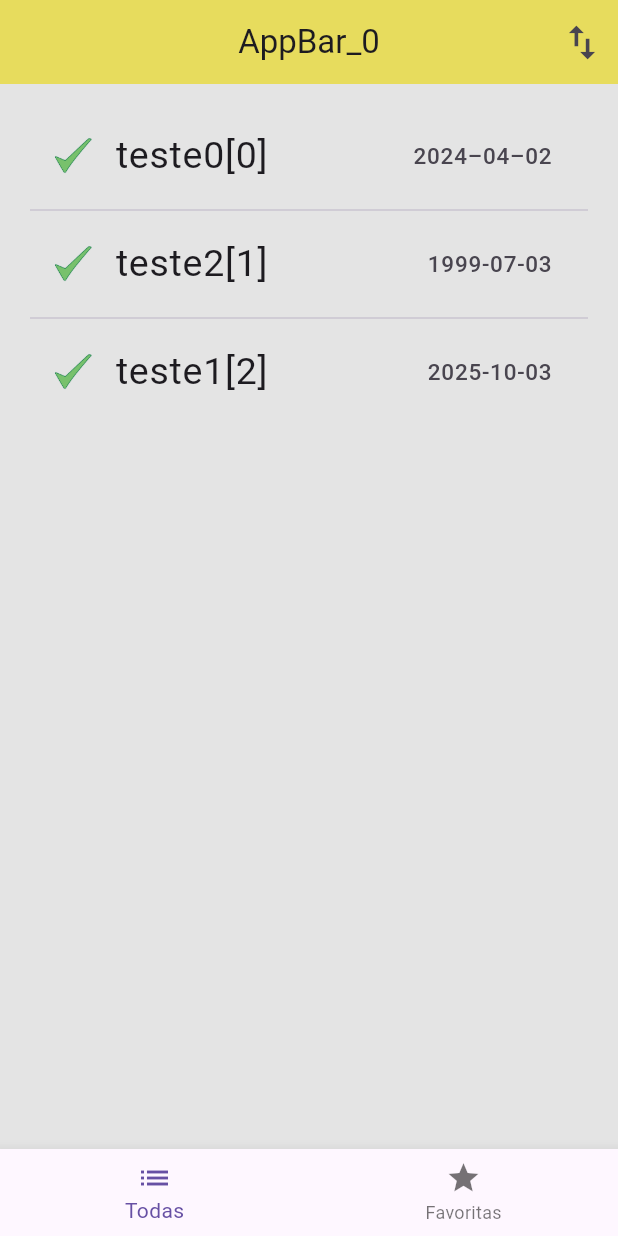
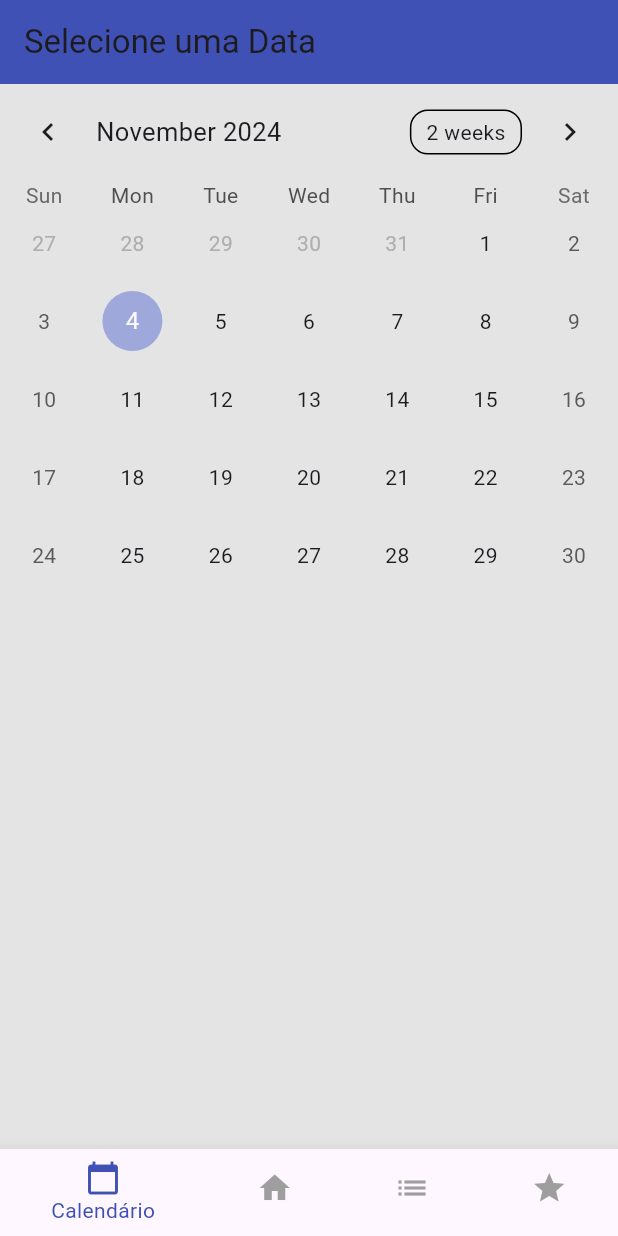
Before and after one commit to lucasmoraesb/projeto-dispositivos-moveis, a Flutter app: the screen it shows after launch, on a phone screen of 412 x 824 dp. Run offline on Flutter 3.47's test engine with Material 3 defaults, Android fonts, the phone set to English and light mode, and no system bars; drawn by our look-alikes of table_calendar.

Commit message:
criação da aba de calendário e suas funcionalidades, uso do initializeDateFormatting para formatar pt_BR, e filtro para mostrar tarefas do dia na home

```diff
--- a/lib/app.dart
+++ b/lib/app.dart
@@ -1,5 +1,5 @@
 import 'package:flutter/material.dart';
-import 'pages/home_page.dart';
+import 'controllers/control_page.dart';
 
 class App extends StatelessWidget {
   const App({super.key});
@@ -11,11 +11,11 @@ class App extends StatelessWidget {
       theme: ThemeData(
         // nao funciona
         appBarTheme: const AppBarTheme(color: Colors.indigo),
-        scaffoldBackgroundColor: Color.fromARGB(255, 228, 228, 228),
+        scaffoldBackgroundColor: const Color.fromARGB(255, 228, 228, 228),
         //primarySwatch: Colors.indigo, // nao funciona
       ), // nao funciona
 
-      home: const HomePage(),
+      home: const ControlPage(),
     );
   }
 }
--- /dev/null
+++ b/lib/controllers/control_page.dart
@@ -0,0 +1,61 @@
+import 'package:flutter/material.dart';
+import '../pages/calendario_page.dart';
+import '../pages/favoritas_page.dart';
+import '../pages/tarefas_page.dart';
+import '../pages/home_page.dart';
+
+class ControlPage extends StatefulWidget {
+  const ControlPage({super.key});
+
+  @override
+  State<ControlPage> createState() => _ControlPageState();
+}
+
+class _ControlPageState extends State<ControlPage> {
+  int paginaAtual = 0;
+  late PageController pc;
+
+  @override
+  void initState() {
+    super.initState();
+    pc = PageController(initialPage: paginaAtual);
+  }
+
+  void setPaginaAtual(int pagina) {
+    setState(() {
+      paginaAtual = pagina;
+    });
+  }
+
+  @override
+  Widget build(BuildContext context) {
+    return Scaffold(
+      body: PageView(
+        controller: pc,
+        onPageChanged: setPaginaAtual,
+        children: const [
+          CalendarScreen(), // Página de calendário
+          HomePage(),
+          TarefasPage(),
+          FavoritasPage(),
+        ],
+      ),
+      bottomNavigationBar: BottomNavigationBar(
+        currentIndex: paginaAtual,
+        selectedItemColor: Colors.indigo,
+        unselectedItemColor: Colors.grey,
+        items: const [
+          BottomNavigationBarItem(
+              icon: Icon(Icons.calendar_today), label: 'Calendário'),
+          BottomNavigationBarItem(icon: Icon(Icons.home), label: 'Home'),
+          BottomNavigationBarItem(icon: Icon(Icons.list), label: 'Todas'),
+          BottomNavigationBarItem(icon: Icon(Icons.star), label: 'Favoritas'),
+        ],
+        onTap: (pagina) {
+          pc.animateToPage(pagina,
+              duration: const Duration(milliseconds: 400), curve: Curves.ease);
+        },
+      ),
+    );
+  }
+}
--- a/lib/main.dart
+++ b/lib/main.dart
@@ -2,12 +2,16 @@ import 'package:flutter/material.dart';
 import 'package:provider/provider.dart';
 import '../repositories/tarefas_favoritas_repository.dart';
 import 'app.dart';
+import 'package:intl/date_symbol_data_local.dart';
 
 void main() {
+  // Inicializa a formatação da localidade para pt_BR
+  initializeDateFormatting('pt_BR', null).then((_) {
     runApp(
       ChangeNotifierProvider(
         create: (context) => TarefasFavoritasRepository(),
         child: const App(),
       ),
     );
+  });
 }
--- a/lib/models/tarefa.dart
+++ b/lib/models/tarefa.dart
@@ -1,7 +1,7 @@
 class Tarefa {
   String nome;
   String icone;
-  String data; // formato esperado "ano-mês-dia" ""1984–04–02"
+  DateTime data; // formato esperado "ano-mês-dia" ""1984–04–02"
   String descricao;
   String status =
       'Não iniciado'; // !!!!!!!! ALTERAR DEPOIS (DEIXAR DINAMICO)!!!!!!!!!!!!!!!
--- /dev/null
+++ b/lib/pages/calendario_page.dart
@@ -0,0 +1,89 @@
+import 'package:flutter/material.dart';
+import 'package:intl/intl.dart';
+import 'package:table_calendar/table_calendar.dart';
+import '../models/tarefa.dart';
+import '../repositories/tarefas_repository.dart';
+import '../widgets/tarefa_card.dart';
+
+class CalendarScreen extends StatefulWidget {
+  const CalendarScreen({super.key});
+
+  @override
+  _CalendarScreenState createState() => _CalendarScreenState();
+}
+
+class _CalendarScreenState extends State<CalendarScreen> {
+  DateTime? _selectedDate;
+  DateTime _focusedDay = DateTime.now(); // Mantenha o estado do mês focado
+
+  @override
+  Widget build(BuildContext context) {
+    return Scaffold(
+      appBar: AppBar(title: const Text("Selecione uma Data")),
+      body: Column(
+        children: [
+          TableCalendar(
+            firstDay: DateTime(2020),
+            lastDay: DateTime(2030),
+            focusedDay: _focusedDay, // Use a data focada
+            selectedDayPredicate: (day) => isSameDay(day, _selectedDate),
+            onDaySelected: (selectedDay, focusedDay) {
+              setState(() {
+                _selectedDate = selectedDay;
+                _focusedDay =
+                    selectedDay; // Atualize o mês focado para a data selecionada
+              });
+              // Navegar para a DisplayDateScreen ao selecionar uma data
+              Navigator.push(
+                context,
+                MaterialPageRoute(
+                  builder: (context) => DisplayDateScreen(
+                    selectedDate: selectedDay,
+                  ),
+                ),
+              );
+            },
+          ),
+        ],
+      ),
+    );
+  }
+}
+
+class DisplayDateScreen extends StatelessWidget {
+  final DateTime selectedDate;
+
+  const DisplayDateScreen({super.key, required this.selectedDate});
+
+  List<Tarefa> _getTarefasForSelectedDate() {
+    // Filtra as tarefas pela data selecionada
+    return TarefasRepository.tabela.where((tarefa) {
+      return tarefa.data.year == selectedDate.year &&
+          tarefa.data.month == selectedDate.month &&
+          tarefa.data.day == selectedDate.day;
+    }).toList();
+  }
+
+  @override
+  Widget build(BuildContext context) {
+    // Obtém as tarefas para a data selecionada
+    final tarefas = _getTarefasForSelectedDate();
+    final formattedDate =
+        DateFormat('EEEE, dd \'de\' MMMM', 'pt_BR').format(selectedDate);
+
+    return Scaffold(
+      appBar: AppBar(
+        title: Text(formattedDate),
+      ),
+      body: tarefas.isEmpty
+          ? const Center(child: Text('Nenhuma tarefa para esta data'))
+          : ListView.builder(
+              padding: const EdgeInsets.all(12),
+              itemCount: tarefas.length,
+              itemBuilder: (context, index) {
+                return TarefaCard(tarefa: tarefas[index]);
+              },
+            ),
+    );
+  }
+}
--- a/lib/pages/tarefas_page.dart
+++ b/lib/pages/tarefas_page.dart
@@ -4,7 +4,7 @@ import '../repositories/tarefas_favoritas_repository.dart';
 import '../models/tarefa.dart';
 import '../repositories/tarefas_repository.dart';
 import '../pages/tarefas_descricao_page.dart';
-//import 'package:intl/intl.dart';
+import 'package:intl/intl.dart';
 
 class TarefasPage extends StatefulWidget {
   const TarefasPage({super.key});
@@ -115,15 +115,16 @@ class _TarefasPageState extends State<TarefasPage> {
                     ),
                   ),
                   if (favoritas.lista.contains(tabela[tarefa]))
-                    Icon(Icons.circle, color: Colors.amber, size: 8),
+                    const Icon(Icons.circle, color: Colors.amber, size: 8),
                 ],
               ),
               trailing: Text(
-                tabela[tarefa].data,
+                DateFormat('dd/MM/yyyy').format(tabela[tarefa].data),
                 style: const TextStyle(
                   fontSize: 15,
                 ),
               ),
+
               //tileColor: Color(0xefbebdbd),
               selected: selecionadas.contains(tabela[tarefa]),
               selectedTileColor: const Color(0xff4a61e7),
--- a/lib/repositories/tarefas_repository.dart
+++ b/lib/repositories/tarefas_repository.dart
@@ -6,19 +6,25 @@ class TarefasRepository {
     Tarefa(
       nome: 'teste0[0]',
       icone: 'images/symbol_ok.png',
-      data: '2024–04–02',
+      data: DateTime(2024, 4, 2),
       descricao: 'não tenho nada para descrever',
     ),
     Tarefa(
       nome: 'teste2[1]',
       icone: 'images/symbol_ok.png',
-      data: '1999-07-03',
+      data: DateTime(1999, 7, 3),
       descricao: 'as vezes yes as vezes no',
     ),
     Tarefa(
       nome: 'teste1[2]',
       icone: 'images/symbol_ok.png',
-      data: '2025-10-03',
+      data: DateTime(2025, 10, 3),
+      descricao: 'talvez eu tenha algo para descrever',
+    ),
+    Tarefa(
+      nome: 'Teste Home',
+      icone: 'images/symbol_ok.png',
+      data: DateTime(2024, 11, 4),
       descricao: 'talvez eu tenha algo para descrever',
     ),
   ];
--- a/pubspec.yaml
+++ b/pubspec.yaml
@@ -2,7 +2,7 @@ name: projeto_dispositivos_moveis
 description: "A new Flutter project."
 # The following line prevents the package from being accidentally published to
 # pub.dev using `flutter pub publish`. This is preferred for private packages.
-publish_to: 'none' # Remove this line if you wish to publish to pub.dev
+publish_to: "none" # Remove this line if you wish to publish to pub.dev
 
 # The following defines the version and build number for your application.
 # A version number is three numbers separated by dots, like 1.2.43
@@ -31,6 +31,8 @@ dependencies:
   flutter:
     sdk: flutter
   provider: ^5.0.0
+  table_calendar: ^3.1.2
+  intl: ^0.19.0
 
   # The following adds the Cupertino Icons font to your application.
   # Use with the CupertinoIcons class for iOS style icons.
@@ -39,7 +41,6 @@ dependencies:
 dev_dependencies:
   flutter_test:
     sdk: flutter
-
 
   # The "flutter_lints" package below contains a set of recommended lints to
   # encourage good coding practices. The lint set provided by the package is
@@ -53,7 +54,6 @@ dev_dependencies:
 
 # The following section is specific to Flutter packages.
 flutter:
-
   # The following line ensures that the Material Icons font is
   # included with your application, so that you can use the icons in
   # the material Icons class.
```
Also changed, not shown: lib/pages/home_page.dart (+168 -28 lines), lib/pages/tarefas_descricao_page.dart (+7 -4 lines), lib/widgets/tarefa_card.dart (+12 -10 lines), pubspec.lock. Lines whose indentation alone changed are shown as unchanged.
